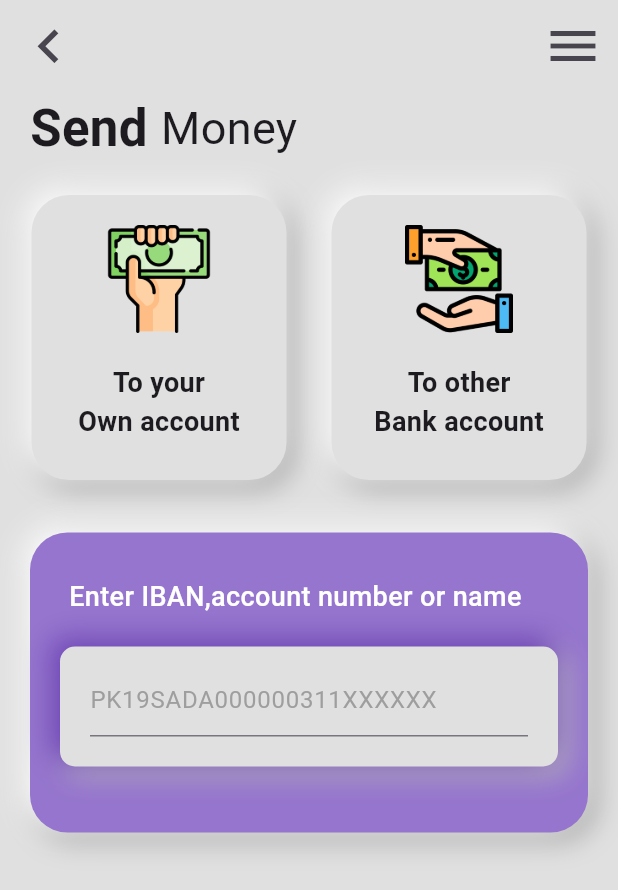
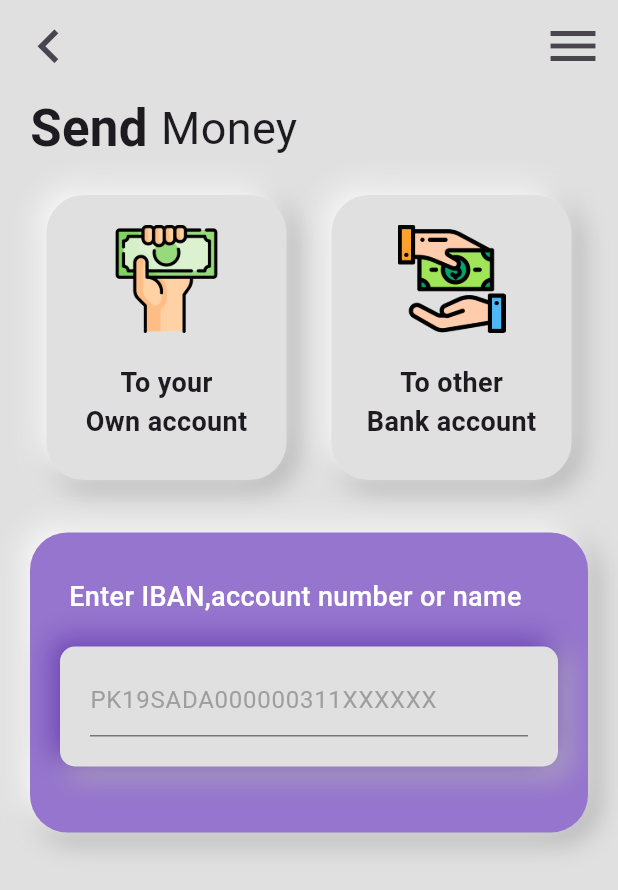
Before and after one commit to m-aqsam/Flutter-Applications-Ui, a Flutter app: the Send_Money_Page screen opened directly, on a phone screen of 412 x 824 dp. Shown: the top 890 px of the screen. Run offline on Flutter 3.47's test engine with Material 3 defaults, Android fonts, the phone set to English and light mode, and no system bars; our stand-ins replace smooth_page_indicator; missing offline and left inert: dart:ffi.

Commit message:
Send Money Button

```diff
--- a/wallet_app_ui/lib/components/SendMoney_Components/SendMoeny_Button.dart
+++ b/wallet_app_ui/lib/components/SendMoney_Components/SendMoeny_Button.dart
@@ -18,7 +18,7 @@ class SendMoney_Button extends StatelessWidget {
     return Container(
       padding: EdgeInsets.all(20),
       height: 190,
-      width: 170,
+      width: 160,
       decoration: BoxDecoration(
         color: Colors.grey[300],
         //shape: BoxShape.circle,
```
